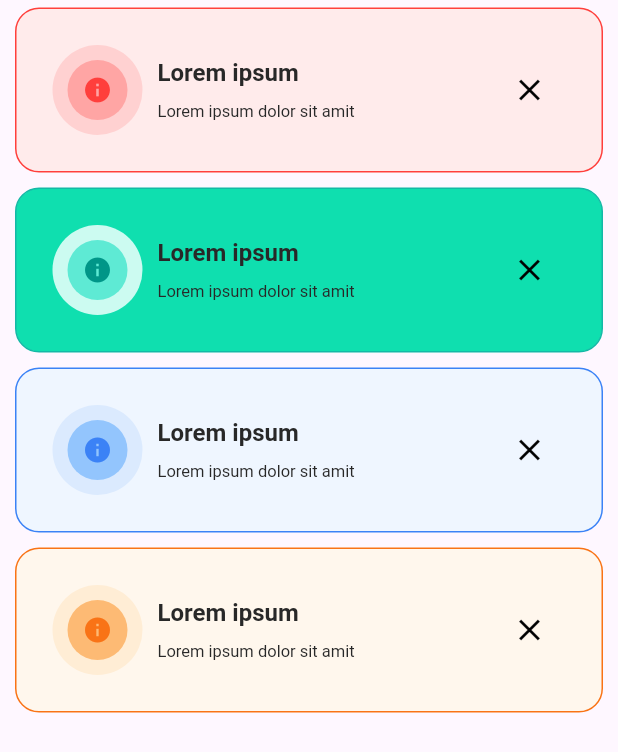
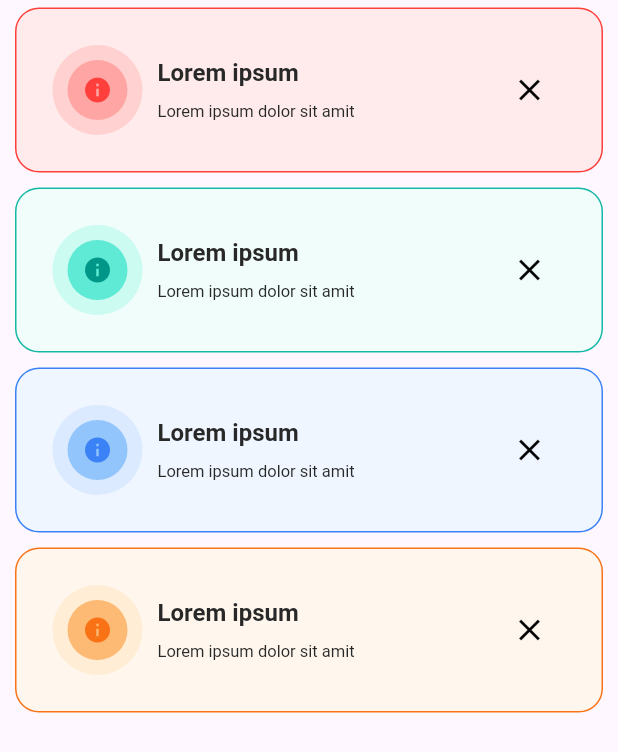
Before and after one commit to markjoseultra/flutter_advance_ui, a Flutter app: the screen it shows after launch, after a tap on "SHOW PROMPT", on a phone screen of 412 x 824 dp. Shown: the top 752 px of the screen. Run offline on Flutter 3.47's test engine with Material 3 defaults, Android fonts, the light colour scheme and no system bars; our stand-ins replace flutter_riverpod, visibility_detector.

Commit message:
Almost final implementation

```diff
--- a/lib/core/prompts/awesome_prompts.dart
+++ b/lib/core/prompts/awesome_prompts.dart
@@ -110,7 +110,7 @@ class PromptStateNotifier extends Notifier<List<PromptModel>> {
         break;
       }
 
-      await Future.delayed(const Duration(milliseconds: 250));
+      await Future.delayed(const Duration(milliseconds: 500));
 
       PromptModel removedPrompt = state.removeLast();
 
@@ -151,8 +151,7 @@ class PromptAnimatedListNotifier
       return;
     }
 
-    state.currentState!
-        .insertItem(index, duration: const Duration(milliseconds: 500));
+    state.currentState!.insertItem(index, duration: const Duration(seconds: 1));
 
     state = state;
   }
@@ -255,7 +254,7 @@ class PromptCard extends StatelessWidget {
   Color bgColor({required Severity severity}) {
     switch (severity) {
       case Severity.good:
-        return const Color(0xFF0FDFAF);
+        return const Color(0xFFF0FDFA);
       case Severity.info:
         return const Color(0xFFEFF6FF);
       case Severity.warning:
@@ -263,7 +262,7 @@ class PromptCard extends StatelessWidget {
       case Severity.error:
         return const Color(0xFFFFEBEB);
       default:
-        return const Color(0xFF0FDFAF);
+        return const Color(0xFFF0FDFA);
     }
   }
 
@@ -287,10 +286,10 @@ class PromptCard extends StatelessWidget {
     return SlideTransition(
       position: animation.drive(
         Tween(
-          begin: const Offset(0.0, -1),
+          begin: const Offset(0.0, -2),
           end: Offset.zero,
         ).chain(
-          CurveTween(curve: Curves.easeIn),
+          CurveTween(curve: Curves.decelerate),
         ),
       ),
       child: SizedBox(
```
